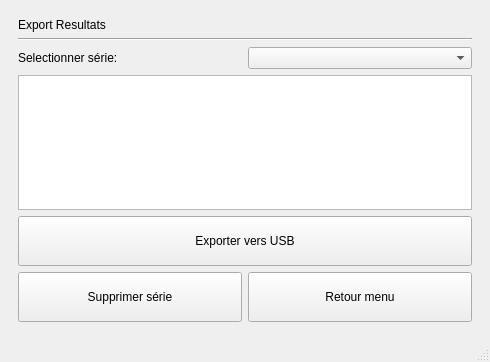
Before: the Qt Designer form QT/Menus interface/mainwindow.ui in qserdel/projet-industriel-roborongeurs, drawn with Qt 5.
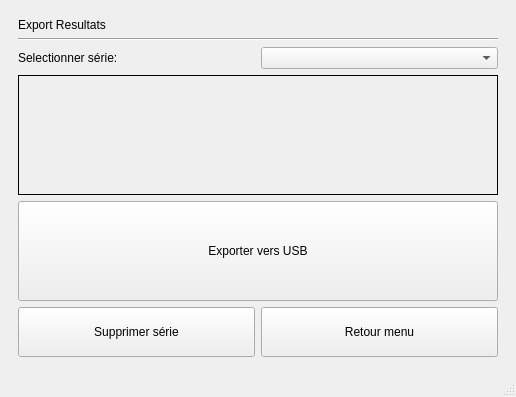
After: the same form once the commit is applied. The open tabs and pages were chosen to show the change.

Diff of the .ui file:
```diff
--- a/QT/Menus interface/mainwindow.ui
+++ b/QT/Menus interface/mainwindow.ui
@@ -6,8 +6,8 @@
    <rect>
     <x>0</x>
     <y>0</y>
-    <width>490</width>
-    <height>362</height>
+    <width>516</width>
+    <height>397</height>
    </rect>
   </property>
   <property name="windowTitle">
@@ -347,12 +347,21 @@
        <layout class="QGridLayout" name="gridLayout_11">
         <item row="0" column="0" colspan="2">
          <widget class="QLabel" name="label_8">
+          <property name="sizePolicy">
+           <sizepolicy hsizetype="Preferred" vsizetype="Maximum">
+            <horstretch>0</horstretch>
+            <verstretch>0</verstretch>
+           </sizepolicy>
+          </property>
+          <property name="frameShape">
+           <enum>QFrame::NoFrame</enum>
+          </property>
           <property name="text">
            <string>Export Resultats</string>
           </property>
          </widget>
         </item>
-        <item row="6" column="0">
+        <item row="5" column="0">
          <widget class="QPushButton" name="supprimerSerie">
           <property name="minimumSize">
            <size>
@@ -365,7 +374,7 @@
           </property>
          </widget>
         </item>
-        <item row="6" column="1">
+        <item row="5" column="1">
          <widget class="QPushButton" name="retourMenuResultats">
           <property name="minimumSize">
            <size>
@@ -378,7 +387,7 @@
           </property>
          </widget>
         </item>
-        <item row="5" column="0" colspan="2">
+        <item row="4" column="0" colspan="2">
          <widget class="QPushButton" name="exportUSB">
           <property name="minimumSize">
            <size>
@@ -407,9 +416,6 @@
           </property>
          </widget>
         </item>
-        <item row="3" column="0" colspan="2">
-         <widget class="QTableView" name="infoSerie"/>
-        </item>
         <item row="1" column="0" colspan="2">
          <widget class="Line" name="line_11">
           <property name="orientation">
@@ -417,6 +423,16 @@
           </property>
          </widget>
         </item>
+        <item row="3" column="0" colspan="2">
+         <widget class="QLabel" name="infoSerie">
+          <property name="frameShape">
+           <enum>QFrame::Box</enum>
+          </property>
+          <property name="text">
+           <string/>
+          </property>
+         </widget>
+        </item>
        </layout>
       </widget>
       <widget class="QWidget" name="page">
```
Left out of the diff: 60 changed lines with no effect on the pictures.
